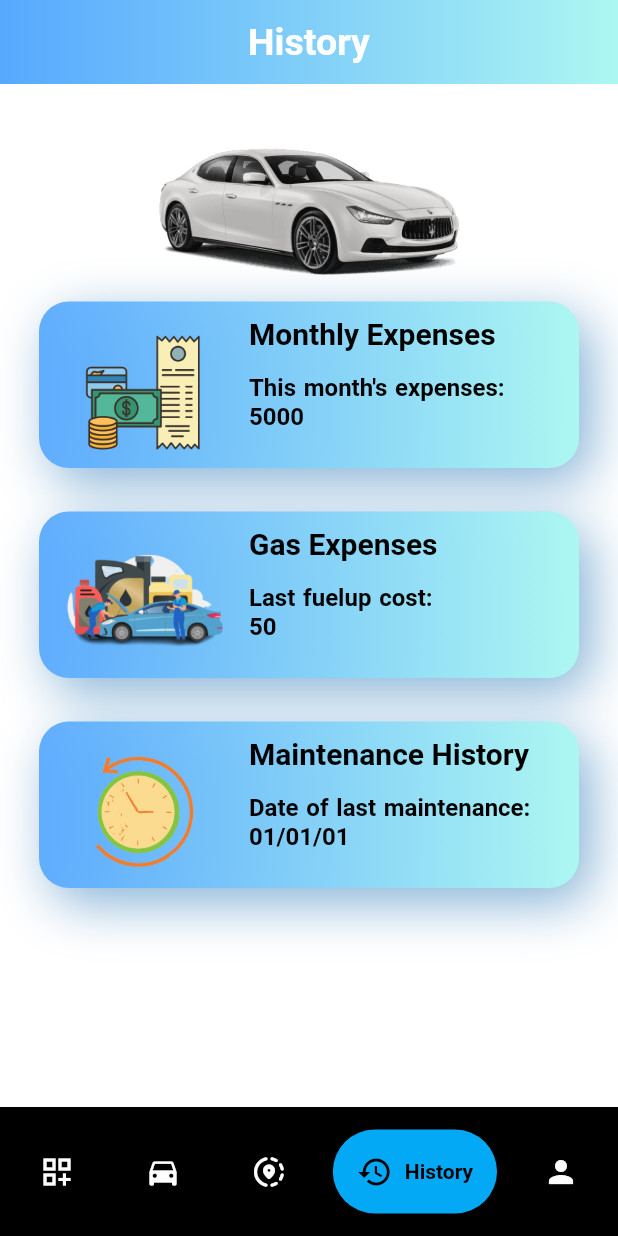
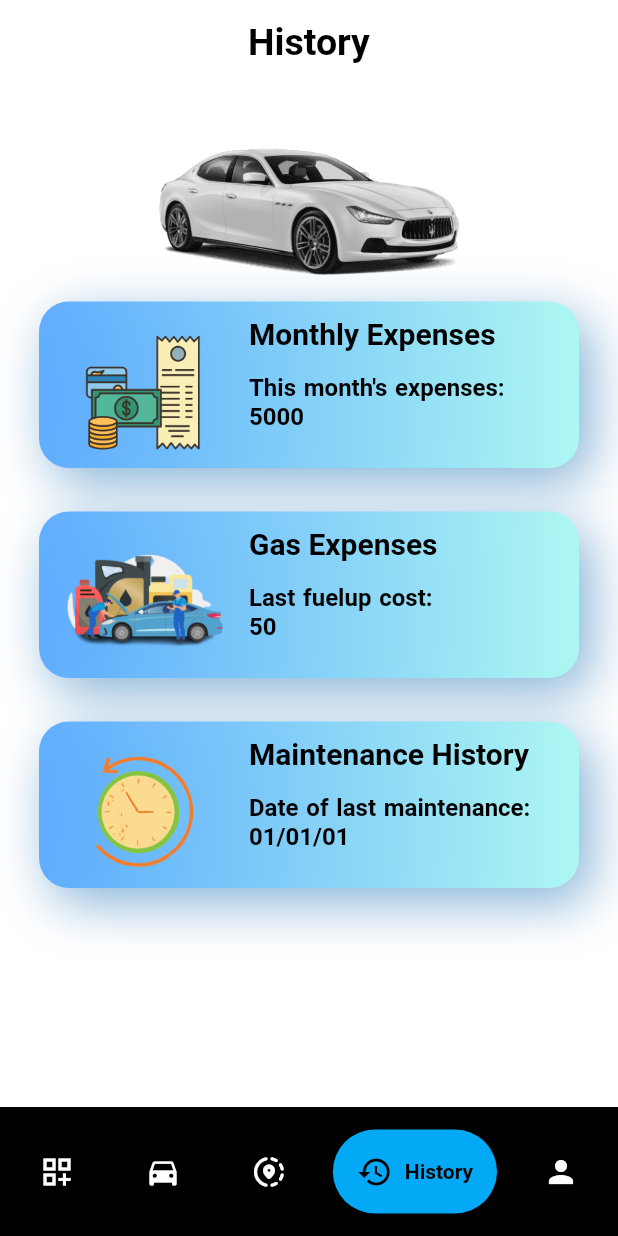
Before and after one commit to jabezj1/Motore, a Flutter app: the screen it shows once a user with an empty profile is signed in, item 4 of the bottom bar chosen, on a phone screen of 412 x 824 dp. Run offline on Flutter 3.47's test engine with Material 2 defaults, Android fonts, the phone set to English and light mode, and no system bars; drawn by our look-alikes of google_nav_bar; our stand-ins replace animated_splash_screen, auth_buttons, auto_size_text, cloud_firestore, dio, firebase_auth and 10 more; missing offline and left inert: dart:ffi; accounts and stored records are empty; network calls fail.

Commit message:
attempt to fix navbar pixel overflow

```diff
--- a/lib/navbar.dart
+++ b/lib/navbar.dart
@@ -20,7 +20,10 @@ class _NavigationState extends State<Navigation> {
   @override
   Widget build(BuildContext context) {
     return Scaffold(
-      bottomNavigationBar: Container(
+      bottomNavigationBar: Wrap(
+        children: [
+          Container(
+            // height: MediaQuery.of(context).size.height * 0.1,
             color: Colors.black,
             child: Padding(
               padding: const EdgeInsets.symmetric(horizontal: 10, vertical: 15),
@@ -63,6 +66,8 @@ class _NavigationState extends State<Navigation> {
               ),
             ),
           ),
+        ],
+      ),
       body: Container(
           color: Colors.white,
           width: double.infinity,
--- a/lib/pages/History.dart
+++ b/lib/pages/History.dart
@@ -8,22 +8,25 @@ class History extends StatelessWidget {
   @override
   Widget build(BuildContext context) {
     return Scaffold(
+      // extendBodyBehindAppBar: true,
       appBar: AppBar(
+        backgroundColor: Colors.transparent,
         automaticallyImplyLeading: false,
         title: const Text(
           'History',
-          style: TextStyle(fontSize: 25, fontWeight: FontWeight.bold),
+          style: TextStyle(
+              fontSize: 25, fontWeight: FontWeight.bold, color: Colors.black),
         ),
         centerTitle: true,
         elevation: 0,
         flexibleSpace: Container(
-          decoration: const BoxDecoration(
-            gradient: LinearGradient(colors: [
-              Color(0xff15aaaff),
-              Color(0xFFADF7F2),
-            ]),
-          ),
-        ),
+            // decoration: const BoxDecoration(
+            //   gradient: LinearGradient(colors: [
+            //     Color(0xff15aaaff),
+            //     Color(0xFFADF7F2),
+            //   ]),
+            // ),
+            ),
       ),
       backgroundColor: Colors.white,
       body: SingleChildScrollView(
```
Lines whose indentation alone changed are shown as unchanged.
